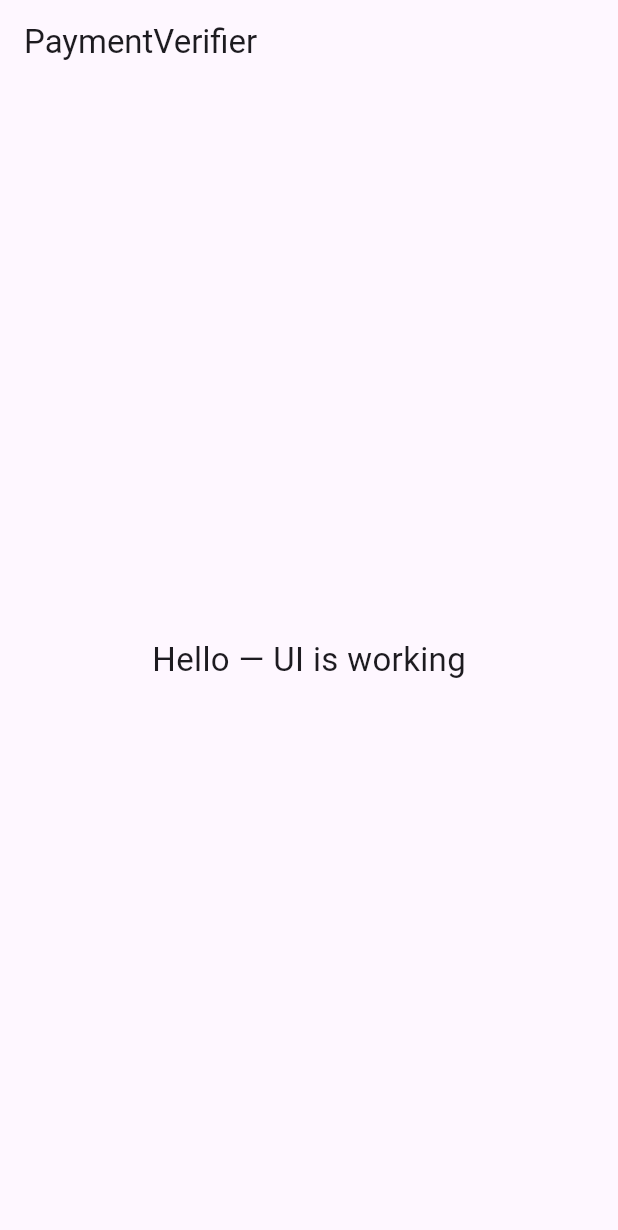
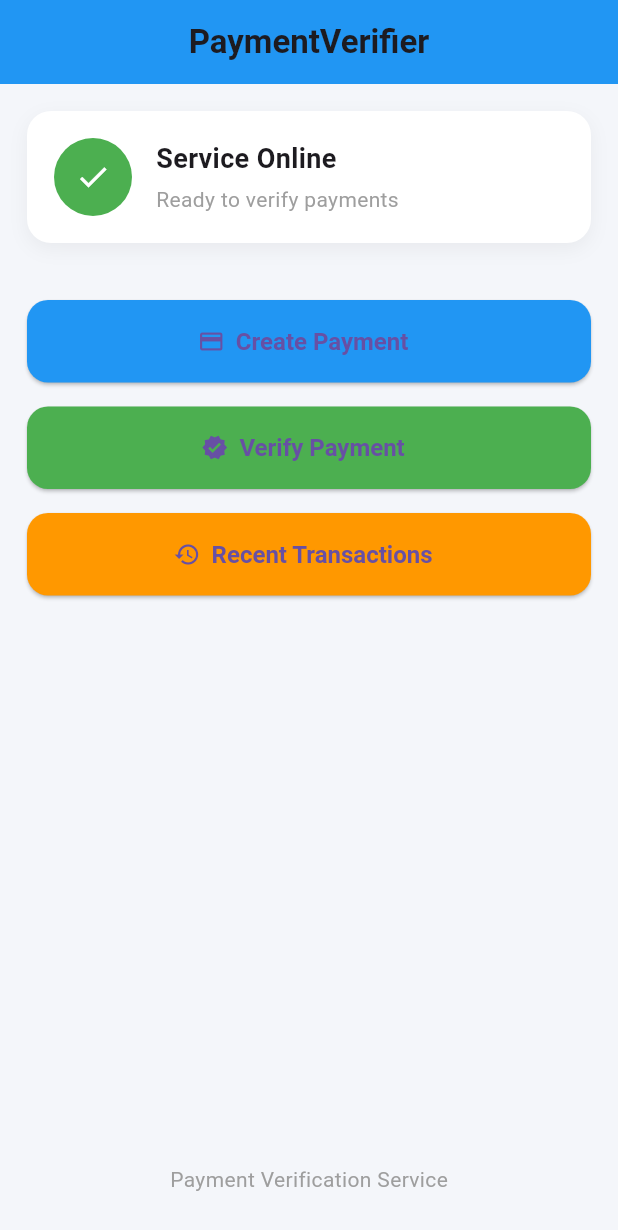
Before and after one commit to itszack0099-droid/payment-verification-service, a Flutter app: the screen it shows after launch, on a phone screen of 412 x 824 dp. Shown: the top 1230 px of the screen. Run offline on Flutter 3.47's test engine with Material 3 defaults, Android fonts, the phone set to English and light mode, and no system bars; our stand-ins replace supabase_flutter; missing offline and left inert: notification_listener_service; accounts and stored records are empty.

Commit message:
Update home_screen.dart

```diff
--- a/lib/screens/home_screen.dart
+++ b/lib/screens/home_screen.dart
@@ -1,18 +1,204 @@
 import 'package:flutter/material.dart';
 
-class HomeScreen extends StatelessWidget {
+class HomeScreen extends StatefulWidget {
   const HomeScreen({super.key});
 
   @override
+  State<HomeScreen> createState() => _HomeScreenState();
+}
+
+class _HomeScreenState extends State<HomeScreen>
+    with SingleTickerProviderStateMixin {
+
+  late AnimationController _controller;
+  late Animation<double> _fadeAnimation;
+  late Animation<Offset> _slideAnimation;
+
+  @override
+  void initState() {
+    super.initState();
+
+    _controller = AnimationController(
+      duration: const Duration(milliseconds: 900),
+      vsync: this,
+    );
+
+    _fadeAnimation =
+        CurvedAnimation(parent: _controller, curve: Curves.easeIn);
+
+    _slideAnimation = Tween<Offset>(
+      begin: const Offset(0, 0.3),
+      end: Offset.zero,
+    ).animate(
+      CurvedAnimation(parent: _controller, curve: Curves.easeOut),
+    );
+
+    _controller.forward();
+  }
+
+  @override
+  void dispose() {
+    _controller.dispose();
+    super.dispose();
+  }
+
+  Widget buildButton({
+    required String text,
+    required IconData icon,
+    required VoidCallback onTap,
+    Color color = Colors.blue,
+  }) {
+    return Padding(
+      padding: const EdgeInsets.symmetric(vertical: 8),
+      child: ElevatedButton.icon(
+        onPressed: onTap,
+        icon: Icon(icon),
+        label: Text(text),
+        style: ElevatedButton.styleFrom(
+          backgroundColor: color,
+          minimumSize: const Size(double.infinity, 55),
+          shape: RoundedRectangleBorder(
+            borderRadius: BorderRadius.circular(14),
+          ),
+          textStyle: const TextStyle(
+            fontSize: 16,
+            fontWeight: FontWeight.w600,
+          ),
+        ),
+      ),
+    );
+  }
+
+  @override
   Widget build(BuildContext context) {
+
     return Scaffold(
+      backgroundColor: const Color(0xFFF4F6FA),
+
       appBar: AppBar(
-        title: const Text("PaymentVerifier"),
+        elevation: 0,
+        backgroundColor: Colors.blue,
+        title: const Text(
+          "PaymentVerifier",
+          style: TextStyle(fontWeight: FontWeight.bold),
+        ),
+        centerTitle: true,
       ),
-      body: const Center(
-        child: Text(
-          "Hello — UI is working",
-          style: TextStyle(fontSize: 22),
+
+      body: FadeTransition(
+        opacity: _fadeAnimation,
+        child: SlideTransition(
+          position: _slideAnimation,
+          child: Padding(
+            padding: const EdgeInsets.all(18),
+            child: Column(
+              children: [
+
+                // STATUS CARD
+
+                Container(
+                  width: double.infinity,
+                  padding: const EdgeInsets.all(18),
+                  decoration: BoxDecoration(
+                    color: Colors.white,
+                    borderRadius: BorderRadius.circular(16),
+                    boxShadow: [
+                      BoxShadow(
+                        blurRadius: 10,
+                        color: Colors.black.withOpacity(0.05),
+                        offset: const Offset(0, 4),
+                      ),
+                    ],
+                  ),
+                  child: Row(
+                    children: [
+
+                      const CircleAvatar(
+                        radius: 26,
+                        backgroundColor: Colors.green,
+                        child: Icon(
+                          Icons.check,
+                          color: Colors.white,
+                        ),
+                      ),
+
+                      const SizedBox(width: 16),
+
+                      Column(
+                        crossAxisAlignment:
+                            CrossAxisAlignment.start,
+                        children: const [
+
+                          Text(
+                            "Service Online",
+                            style: TextStyle(
+                              fontSize: 18,
+                              fontWeight: FontWeight.bold,
+                            ),
+                          ),
+
+                          SizedBox(height: 4),
+
+                          Text(
+                            "Ready to verify payments",
+                            style: TextStyle(
+                              color: Colors.grey,
+                            ),
+                          ),
+
+                        ],
+                      ),
+                    ],
+                  ),
+                ),
+
+                const SizedBox(height: 30),
+
+                // BUTTONS
+
+                buildButton(
+                  text: "Create Payment",
+                  icon: Icons.payment,
+                  color: Colors.blue,
+                  onTap: () {
+                    print("Create Payment");
+                  },
+                ),
+
+                buildButton(
+                  text: "Verify Payment",
+                  icon: Icons.verified,
+                  color: Colors.green,
+                  onTap: () {
+                    print("Verify Payment");
+                  },
+                ),
+
+                buildButton(
+                  text: "Recent Transactions",
+                  icon: Icons.history,
+                  color: Colors.orange,
+                  onTap: () {
+                    print("History");
+                  },
+                ),
+
+                const Spacer(),
+
+                // FOOTER
+
+                const Text(
+                  "Payment Verification Service",
+                  style: TextStyle(
+                    color: Colors.grey,
+                  ),
+                ),
+
+                const SizedBox(height: 10),
+
+              ],
+            ),
+          ),
         ),
       ),
     );
```
